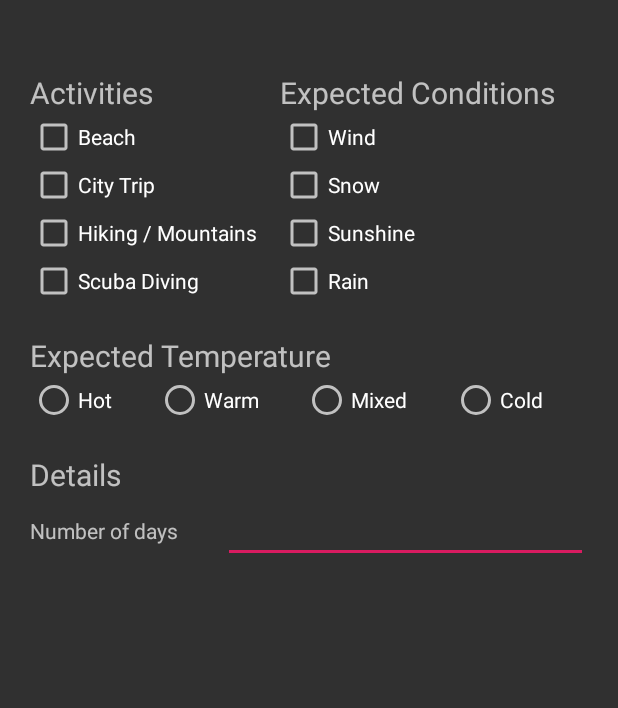
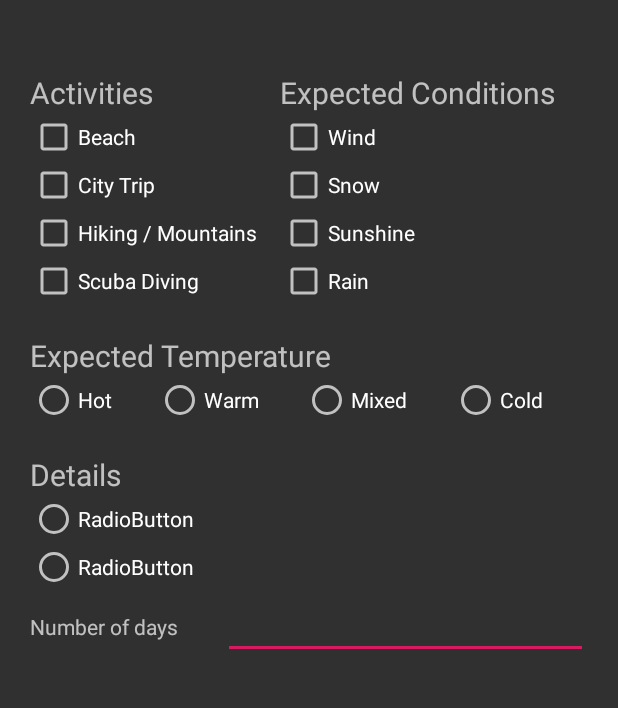
Before and after one commit to melanie-fuchs/PackingList, an Android app: the screen it shows after launch (MainActivity), on a phone screen of 412 x 824 dp, the part 255-963 px from its top. Run offline under Robolectric (Android 15) with nearby library versions, the phone set to English and light mode, and no system bars.

Commit message:
working on the gui

```diff
--- a/app/src/main/res/layout/activity_main.xml
+++ b/app/src/main/res/layout/activity_main.xml
@@ -159,6 +159,30 @@
 
     <LinearLayout
         android:layout_width="match_parent"
+        android:layout_height="wrap_content"
+        android:orientation="vertical">
+
+        <RadioGroup
+            android:layout_width="match_parent"
+            android:layout_height="wrap_content"
+            android:orientation="vertical">
+
+            <RadioButton
+                android:id="@+id/radioButton"
+                android:layout_width="match_parent"
+                android:layout_height="wrap_content"
+                android:text="RadioButton" />
+
+            <RadioButton
+                android:id="@+id/radioButton2"
+                android:layout_width="match_parent"
+                android:layout_height="wrap_content"
+                android:text="RadioButton" />
+        </RadioGroup>
+    </LinearLayout>
+
+    <LinearLayout
+        android:layout_width="match_parent"
         android:layout_height="match_parent"
         android:orientation="horizontal">
 
```
